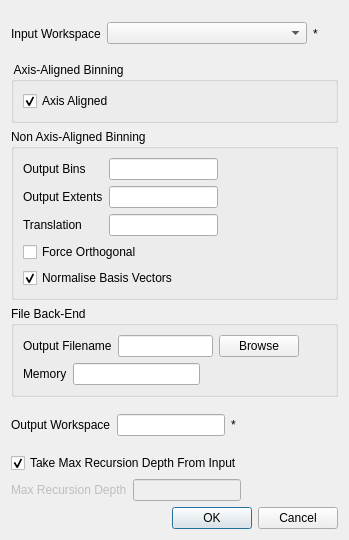
First picture: the form in Code/Mantid/MantidQt/CustomDialogs/inc/MantidQtCustomDialogs/SlicingAlgorithmDialog.ui, repository mantidproject/mantid, before the edit.
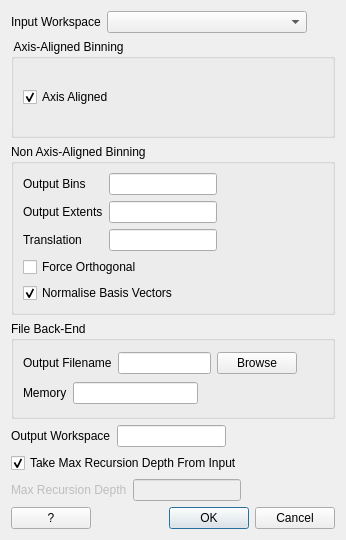
Second picture: the form after the edit. Custom widgets are drawn as their Qt base class.

Commit message:
refs #4744. Use ties and generalise dialog code.
Allows it to work for BinMD as well as SliceMD now.

```diff
--- a/Code/Mantid/MantidQt/CustomDialogs/inc/MantidQtCustomDialogs/SlicingAlgorithmDialog.ui
+++ b/Code/Mantid/MantidQt/CustomDialogs/inc/MantidQtCustomDialogs/SlicingAlgorithmDialog.ui
@@ -39,13 +39,6 @@
        </property>
       </widget>
      </item>
-     <item>
-      <widget class="QLabel" name="lbl_validator_input">
-       <property name="text">
-        <string>*</string>
-       </property>
-      </widget>
-     </item>
      <item>
       <spacer name="horizontalSpacer">
        <property name="orientation">
@@ -316,13 +309,6 @@
      <item>
       <widget class="QLineEdit" name="txt_output"/>
      </item>
-     <item>
-      <widget class="QLabel" name="lbl_validator_output">
-       <property name="text">
-        <string>*</string>
-       </property>
-      </widget>
-     </item>
      <item>
       <spacer name="horizontalSpacer_3">
        <property name="orientation">
@@ -387,6 +373,15 @@
     </layout>
    </item>
    <item>
+    <layout class="QHBoxLayout" name="horizontalLayout">
+     <item>
+      <widget class="QPushButton" name="btn_help">
+       <property name="text">
+        <string>?</string>
+       </property>
+      </widget>
+     </item>
+     <item>
     <widget class="QDialogButtonBox" name="controls">
      <property name="orientation">
       <enum>Qt::Horizontal</enum>
@@ -395,6 +390,8 @@
       <set>QDialogButtonBox::Cancel|QDialogButtonBox::Ok</set>
      </property>
     </widget>
+     </item>
+    </layout>
    </item>
   </layout>
  </widget>
```
Lines whose indentation alone changed are shown as unchanged. The commit also changes 2 other files.
